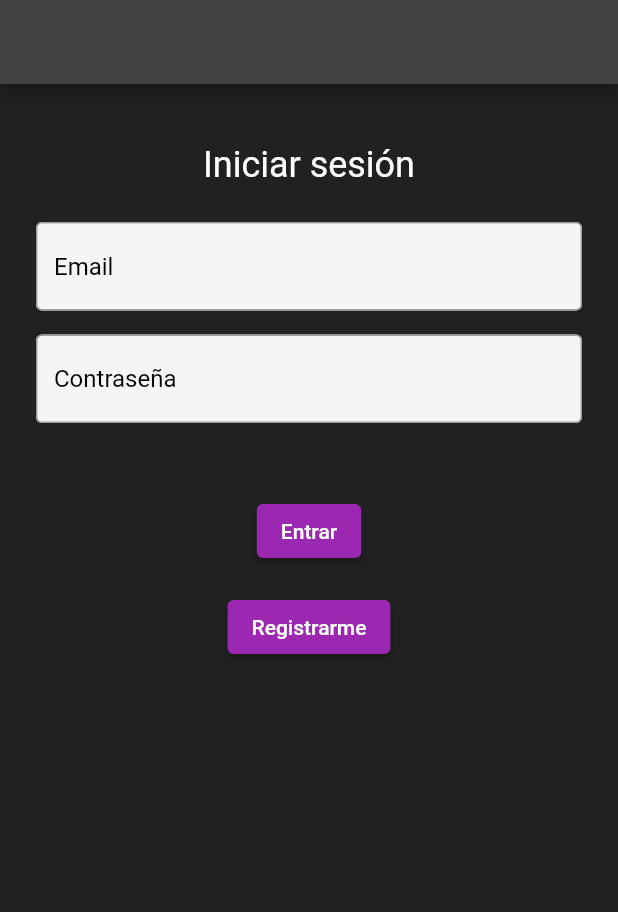
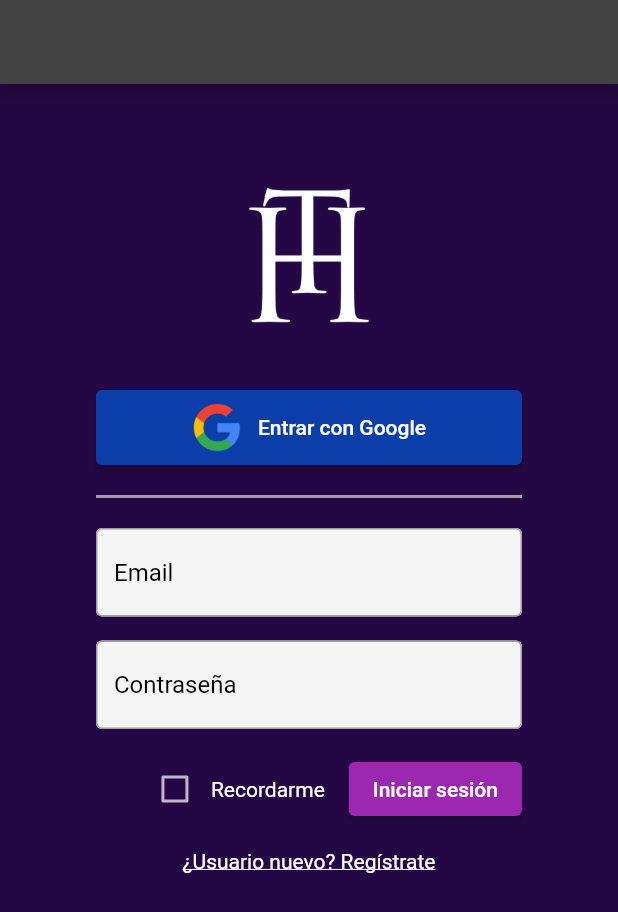
Before and after one commit to tomaspalaoro/flutter_transylvania, a Flutter app: the screen it shows after launch, on a phone screen of 412 x 824 dp. Shown: the top 912 px of the screen. Run offline on Flutter 3.47's test engine with Material 2 defaults, Android fonts, the light colour scheme and no system bars; our stand-ins replace google_sign_in.

Commit message:
pantalla login con botón google

```diff
--- a/lib/Screens/login.dart
+++ b/lib/Screens/login.dart
@@ -1,4 +1,5 @@
 import 'package:flutter/material.dart';
+import 'package:google_sign_in/google_sign_in.dart';
 // ignore_for_file: prefer_const_constructors
 
 class LoginScreen extends StatefulWidget {
@@ -10,30 +11,83 @@ class _LoginScreenState extends State<LoginScreen> {
   final _formKey = GlobalKey<FormState>();
   String _email = '';
   String _password = '';
+  bool _rememberMe = false;
+
+  final GoogleSignIn _googleSignIn = GoogleSignIn();
+
+  Future<void> _loginGoogle() async {
+    try {
+      final GoogleSignInAccount? googleUser = await _googleSignIn.signIn();
+      final GoogleSignInAuthentication? googleAuth =
+          await googleUser?.authentication;
+
+      // Use the googleAuth.idToken and googleAuth.accessToken
+      // to authenticate with your backend server.
+    } catch (error) {
+      print(error);
+    }
+  }
 
   @override
   Widget build(BuildContext context) {
     return Scaffold(
+      backgroundColor: Color.fromARGB(255, 36, 8, 69),
       appBar: AppBar(
         title: Text(''),
       ),
       body: SingleChildScrollView(
         child: Padding(
-          padding: const EdgeInsets.all(24.0),
+          padding: const EdgeInsets.all(64.0),
           child: Center(
             child: Column(
               mainAxisAlignment: MainAxisAlignment.center,
               children: [
+                Image.asset(
+                  'assets/images/htIniciales.png',
+                  height: 100,
+                ),
                 SizedBox(height: 16.0),
-                Text(
-                  'Iniciar sesión',
-                  style: Theme.of(context).textTheme.headline5,
-                ),
                 SizedBox(height: 24.0),
                 Form(
                   key: _formKey,
                   child: Column(
-                    children: <Widget>[
+                    children: [
+                      //BOTÓN GOOGLE
+                      ElevatedButton(
+                        onPressed: () {
+                          onPressed:
+                          _loginGoogle();
+                        },
+                        style: ElevatedButton.styleFrom(
+                          backgroundColor: Color.fromARGB(255, 12, 62, 169),
+                          minimumSize: Size(double.infinity,
+                              50), // Set minimum width and height
+                        ),
+                        child: Row(
+                          mainAxisAlignment: MainAxisAlignment.center,
+                          children: [
+                            Image.asset(
+                              'assets/images/google_logo.png',
+                              height: 34.0,
+                            ),
+                            SizedBox(width: 10),
+                            Text('Entrar con Google'),
+                          ],
+                        ),
+                      ),
+                      Container(
+                        margin: EdgeInsets.symmetric(
+                            vertical: 20), //Tamaño separador
+                        decoration: BoxDecoration(
+                          border: Border(
+                            bottom: BorderSide(
+                              width: 2,
+                              color: Colors.grey, //Color del separador
+                            ),
+                          ),
+                        ),
+                      ),
+                      //FORMULARIO
                       TextFormField(
                         decoration: InputDecoration(
                           hintText: 'Email',
@@ -74,24 +128,47 @@ class _LoginScreenState extends State<LoginScreen> {
                           _password = value!;
                         },
                       ),
-                      SizedBox(height: 24.0),
-                      SizedBox(height: 24.0),
+                      SizedBox(height: 16.0),
+                      Row(
+                        mainAxisAlignment: MainAxisAlignment.end,
+                        children: [
+                          Checkbox(
+                            value: _rememberMe,
+                            onChanged: (value) {
+                              setState(() {
+                                _rememberMe = value!;
+                              });
+                            },
+                          ),
+                          Text('Recordarme'),
+
+                          SizedBox(width: 16.0),
+                          //BOTÓN LOGIN NORMAL
                           ElevatedButton(
-                        child: Text('Entrar'),
+                            child: Text('Iniciar sesión'),
                             onPressed: () {
                               if (_formKey.currentState!.validate()) {
                                 _formKey.currentState!.save();
                                 print("login");
-                            Navigator.pushReplacementNamed(context, '/home');
+                                Navigator.pushReplacementNamed(
+                                    context, '/home');
                               }
                             },
                           ),
+                        ],
+                      ),
                       SizedBox(height: 16.0),
-                      ElevatedButton(
-                        child: Text('Registrarme'),
-                        onPressed: () {
+                      //BOTÓN REGISTRO
+                      GestureDetector(
+                        onTap: () {
                           // TODO
                         },
+                        child: Text(
+                          '¿Usuario nuevo? Regístrate',
+                          style: TextStyle(
+                            decoration: TextDecoration.underline,
+                          ),
+                        ),
                       ),
                     ],
                   ),
--- a/pubspec.yaml
+++ b/pubspec.yaml
@@ -37,6 +37,7 @@ dependencies:
   # Use with the CupertinoIcons class for iOS style icons.
   cupertino_icons: ^1.0.2
   http: ^0.13.5
+  google_sign_in: ^6.0.0
 
 dev_dependencies:
   flutter_test:
@@ -66,6 +67,8 @@ flutter:
   #   - images/a_dot_ham.jpeg
   assets:
   - assets/images/htlogo.png
+  - assets/images/google_logo.png
+  - assets/images/htIniciales.png
 
   # An image asset can refer to one or more resolution-specific "variants", see
   # https://flutter.dev/assets-and-images/#resolution-aware
```
Also changed, not shown: assets/images/google_logo.png (added), assets/images/htIniciales.png (added), pubspec.lock. Lines whose indentation alone changed are shown as unchanged.
